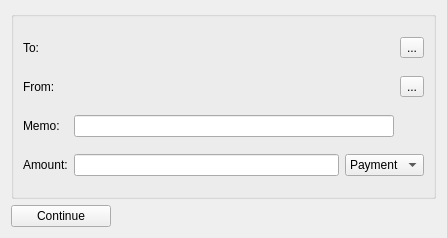
Open-Transactions/Moneychanger, file src/gui/widgets/senddlg.ui: the form before one commit.
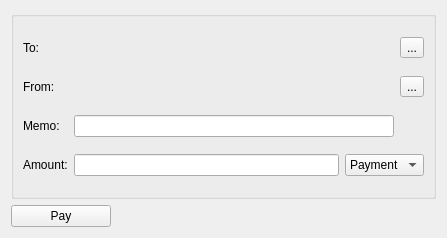
The form after the commit. Icons and pictures are not drawn.

```diff
--- a/src/gui/widgets/senddlg.ui
+++ b/src/gui/widgets/senddlg.ui
@@ -185,7 +185,7 @@
       <enum>Qt::LeftToRight</enum>
      </property>
      <property name="text">
-      <string>Continue</string>
+      <string>Pay</string>
      </property>
     </widget>
    </item>
```
